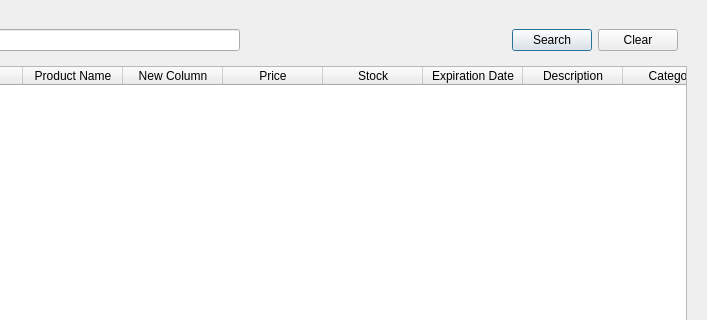
Bideiro/Ranil_project_py, file Screens/MainMenuScreens/Records/Dialog/DLog_Insert_prod.ui: the form before one commit; both pictures show x 98 to 805 and y 0 to 320 of the 805 by 484 pixel window.
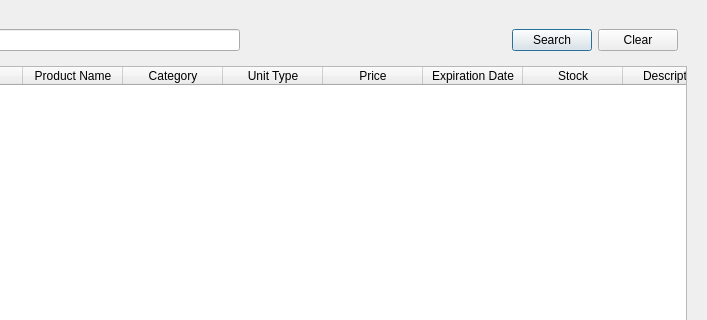
The form after the commit.

```diff
--- a/Screens/MainMenuScreens/Records/Dialog/DLog_Insert_prod.ui
+++ b/Screens/MainMenuScreens/Records/Dialog/DLog_Insert_prod.ui
@@ -98,7 +98,12 @@
         </column>
         <column>
          <property name="text">
-          <string>New Column</string>
+          <string>Category</string>
+         </property>
+        </column>
+        <column>
+         <property name="text">
+          <string>Unit Type</string>
          </property>
         </column>
         <column>
@@ -106,26 +111,21 @@
           <string>Price</string>
          </property>
         </column>
-        <column>
-         <property name="text">
-          <string>Stock</string>
-         </property>
-        </column>
         <column>
          <property name="text">
           <string>Expiration Date</string>
          </property>
         </column>
+        <column>
+         <property name="text">
+          <string>Stock</string>
+         </property>
+        </column>
         <column>
          <property name="text">
           <string>Description</string>
          </property>
         </column>
-        <column>
-         <property name="text">
-          <string>Category</string>
-         </property>
-        </column>
        </widget>
       </item>
       <item>
```
